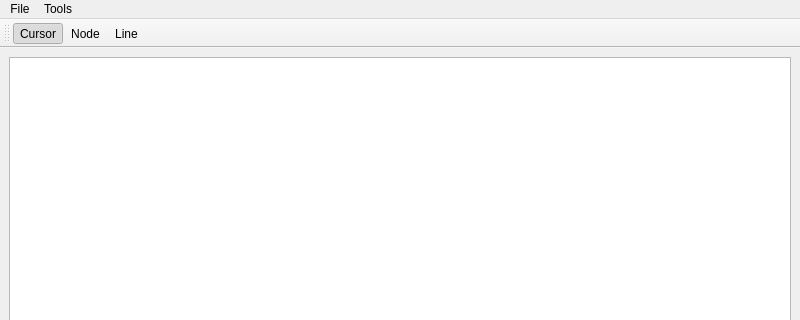
Qt form mainwindow.ui (reignofwebber/faulttree) before a commit; both pictures show x 0 to 800 and y 0 to 320 of the 800 by 600 pixel window.
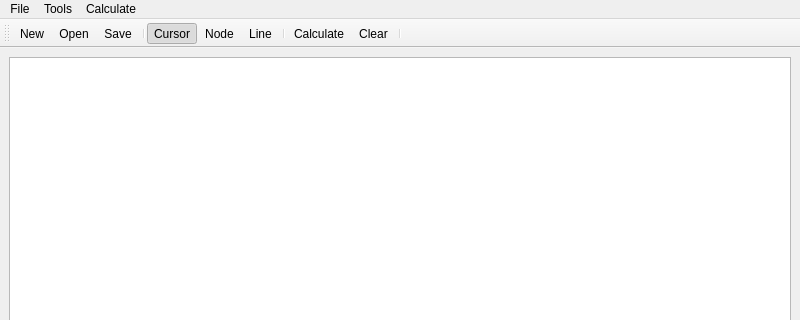
The same form after that commit. Icons and pictures are not drawn.

```diff
--- a/mainwindow.ui
+++ b/mainwindow.ui
@@ -26,7 +26,7 @@
      <x>0</x>
      <y>0</y>
      <width>800</width>
-     <height>26</height>
+     <height>21</height>
     </rect>
    </property>
    <widget class="QMenu" name="menuFile">
@@ -44,8 +44,15 @@
     <addaction name="actionNode"/>
     <addaction name="actionLine"/>
    </widget>
+   <widget class="QMenu" name="menuCalculate">
+    <property name="title">
+     <string>Calculate</string>
+    </property>
+    <addaction name="actionCalculate"/>
+   </widget>
    <addaction name="menuFile"/>
    <addaction name="menuTools"/>
+   <addaction name="menuCalculate"/>
   </widget>
   <widget class="QStatusBar" name="statusbar"/>
   <widget class="QToolBar" name="toolBar">
@@ -58,9 +65,17 @@
    <attribute name="toolBarBreak">
     <bool>false</bool>
    </attribute>
+   <addaction name="actionNew"/>
+   <addaction name="actionOpen"/>
+   <addaction name="actionSave"/>
+   <addaction name="separator"/>
    <addaction name="actionCursor"/>
    <addaction name="actionNode"/>
    <addaction name="actionLine"/>
+   <addaction name="separator"/>
+   <addaction name="actionCalculate"/>
+   <addaction name="actionClear"/>
+   <addaction name="separator"/>
   </widget>
   <action name="actionNew">
    <property name="text">
@@ -120,6 +135,33 @@
     <string>Ctrl+U</string>
    </property>
   </action>
+  <action name="actionCalculate">
+   <property name="icon">
+    <iconset resource="rec.qrc">
+     <normaloff>:/images/calculate.png</normaloff>:/images/calculate.png</iconset>
+   </property>
+   <property name="text">
+    <string>Calculate</string>
+   </property>
+  </action>
+  <action name="actionClear">
+   <property name="icon">
+    <iconset resource="rec.qrc">
+     <normaloff>:/images/Clearup.png</normaloff>:/images/Clearup.png</iconset>
+   </property>
+   <property name="text">
+    <string>Clear</string>
+   </property>
+  </action>
+  <action name="actionOpen">
+   <property name="icon">
+    <iconset resource="rec.qrc">
+     <normaloff>:/images/open.png</normaloff>:/images/open.png</iconset>
+   </property>
+   <property name="text">
+    <string>Open</string>
+   </property>
+  </action>
  </widget>
  <resources>
   <include location="rec.qrc"/>
```
Left out of the diff: 10 changed lines with no effect on the pictures.
